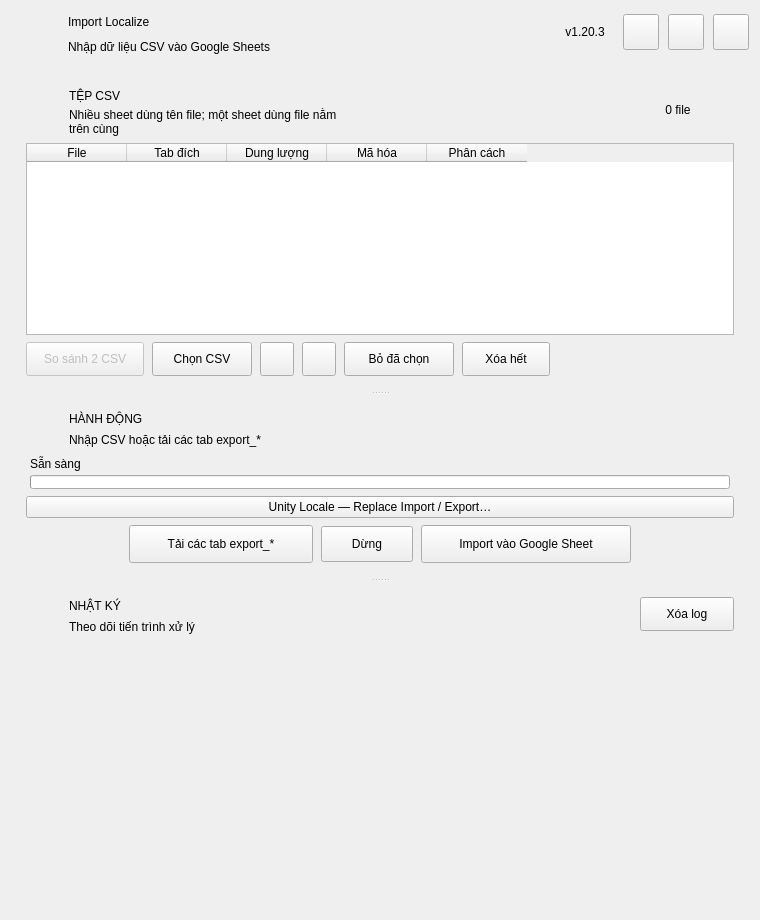
Old version of the form src/import_localize/ui/forms/main_window.ui in the repository longnguy3n/Import-Localize.
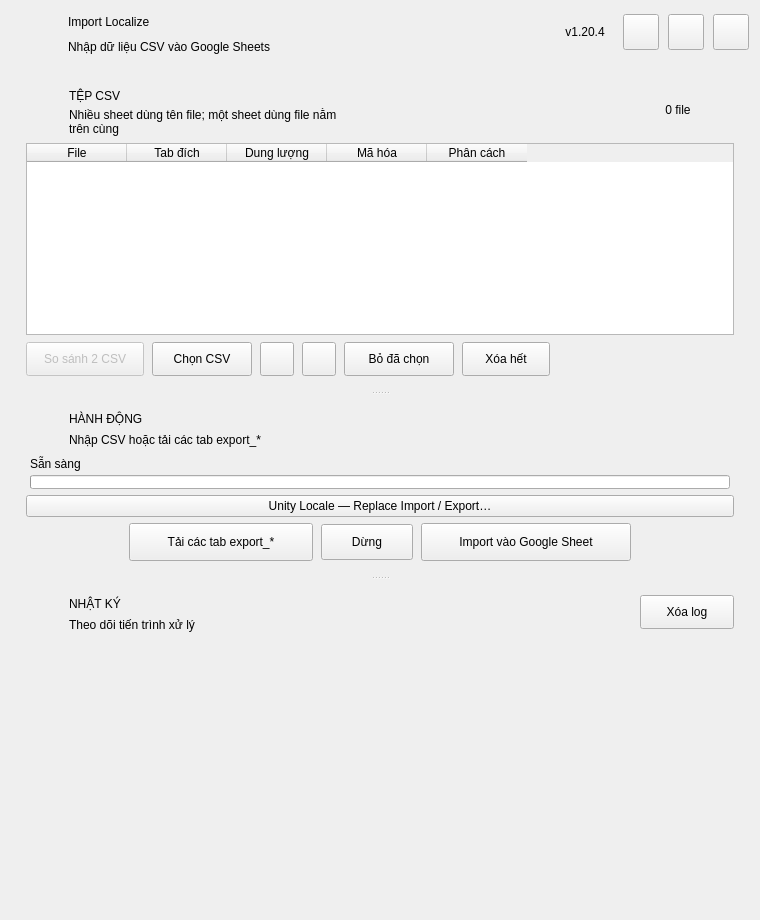
New version of the form.

Commit message: Show actions and live status for the active workspace tool (v1.20.4)

Diff of the .ui file:
```diff
--- a/src/import_localize/ui/forms/main_window.ui
+++ b/src/import_localize/ui/forms/main_window.ui
@@ -175,7 +175,7 @@
          </size>
         </property>
         <property name="text">
-         <string>v1.20.3</string>
+         <string>v1.20.4</string>
         </property>
         <property name="alignment">
          <set>Qt::AlignmentFlag::AlignCenter</set>
@@ -654,6 +654,14 @@
              </layout>
             </item>
             <item>
+             <widget class="QStackedWidget" name="actionPages">
+              <widget class="QWidget" name="csvActions">
+               <layout class="QVBoxLayout" name="csvActionsLayout">
+                <property name="leftMargin"><number>0</number></property>
+                <property name="topMargin"><number>0</number></property>
+                <property name="rightMargin"><number>0</number></property>
+                <property name="bottomMargin"><number>0</number></property>
+            <item>
              <widget class="QWidget" name="progressPage">
               <layout class="QVBoxLayout" name="progressLayout">
                <property name="spacing">
@@ -812,6 +820,10 @@
                </spacer>
               </item>
              </layout>
+            </item>
+               </layout>
+              </widget>
+             </widget>
             </item>
            </layout>
           </widget>
```
The commit also changes 10 other files.
